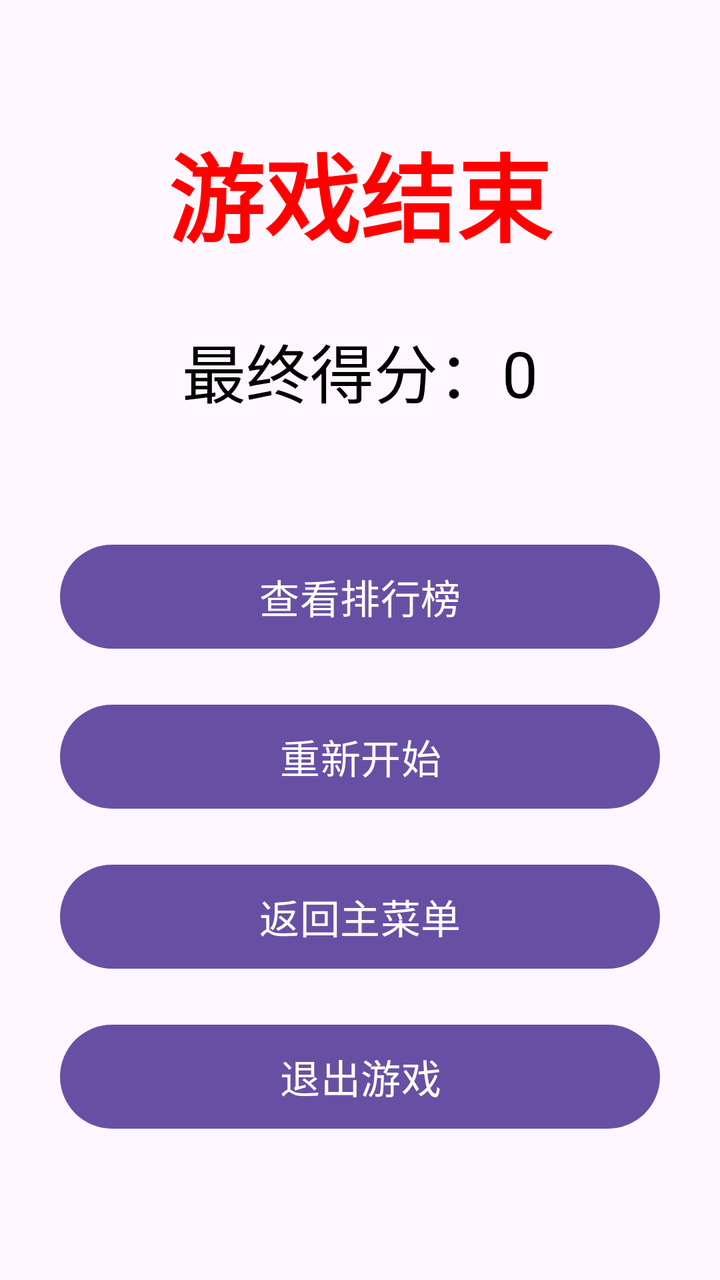
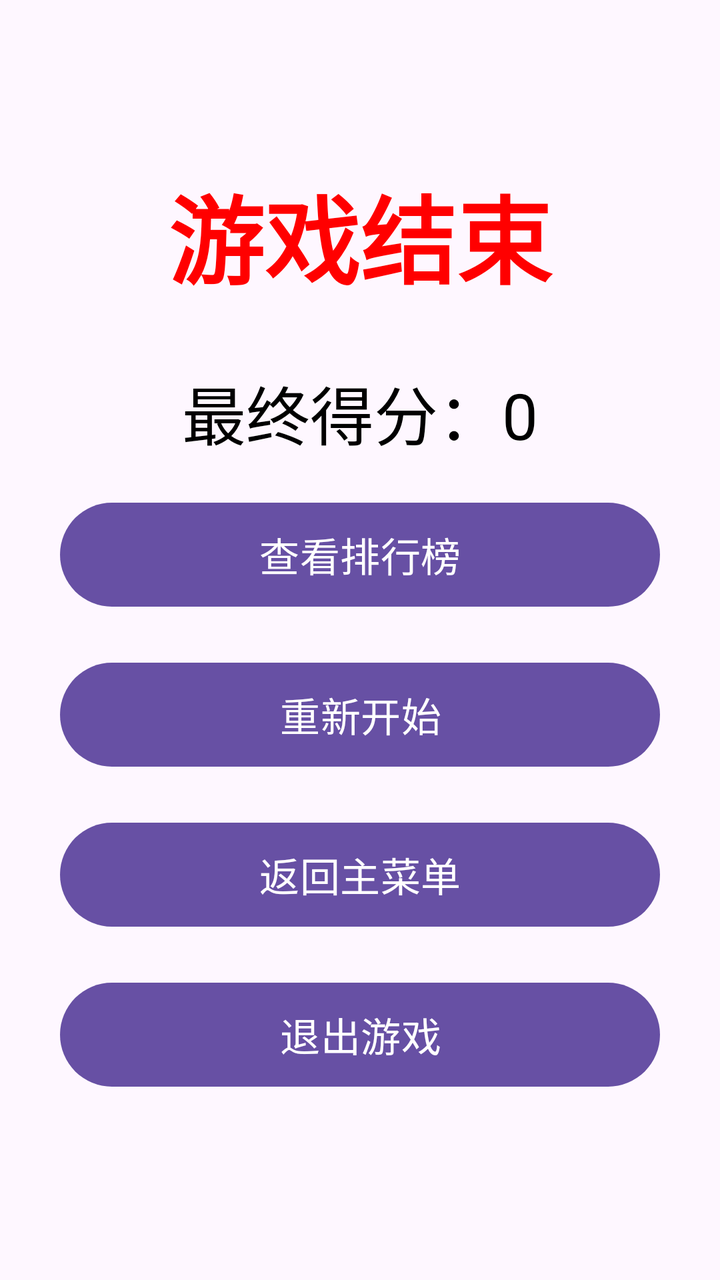

Two renders of the same Android screen: before a commit and after it. Below are the layout's source before the change and the commit's diff.
<!-- AndroidManifest.xml: application theme Theme.AircraftWar -->
<!-- res/layout/activity_end.xml -->
<?xml version="1.0" encoding="utf-8"?>
<LinearLayout xmlns:android="http://schemas.android.com/apk/res/android"
    android:layout_width="match_parent"
    android:layout_height="match_parent"
    android:orientation="vertical"
    android:gravity="center"
    android:padding="20dp">

    

    

    <TextView
        android:id="@+id/tv_game_over"
        android:layout_width="match_parent"
        android:layout_height="wrap_content"
        android:layout_marginBottom="30dp"
        android:gravity="center"
        android:text="游戏结束"
        android:textColor="#FF0000"
        android:textSize="48sp"
        android:textStyle="bold" />

    <TextView
        android:id="@+id/tv_score"
        android:layout_width="match_parent"
        android:layout_height="wrap_content"
        android:text="最终得分：0"
        android:textSize="32sp"
        android:textColor="#000000"
        android:gravity="center"
        android:layout_marginBottom="50dp" />

    
    <Button
        android:id="@+id/btn_ranking"
        android:layout_width="match_parent"
        android:layout_height="60dp"
        android:text="查看排行榜"
        android:textSize="20sp"
        android:layout_margin="10dp" />

    
    <Button
        android:id="@+id/btn_restart"
        android:layout_width="match_parent"
        android:layout_height="60dp"
        android:text="重新开始"
        android:textSize="20sp"
        android:layout_margin="10dp" />

    
    <Button
        android:id="@+id/btn_main_menu"
        android:layout_width="match_parent"
        android:layout_height="60dp"
        android:text="返回主菜单"
        android:textSize="20sp"
        android:layout_margin="10dp" />

    
    <Button
        android:id="@+id/btn_exit"
        android:layout_width="match_parent"
        android:layout_height="60dp"
        android:text="退出游戏"
        android:textSize="20sp"
        android:layout_margin="10dp" />

</LinearLayout>
<!-- resources referenced by this layout -->
<resources>
  <style name="Theme.AircraftWar" parent="Base.Theme.AircraftWar" />
  <style name="Base.Theme.AircraftWar" parent="Theme.Material3.DayNight.NoActionBar">
          
          
      </style>
</resources>

<!-- the commit's change to res/layout/activity_end.xml (unified diff, before → after) -->
@@ -29,7 +29,18 @@
         android:textSize="32sp"
         android:textColor="#000000"
         android:gravity="center"
-        android:layout_marginBottom="50dp" />
+        android:layout_marginBottom="8dp" />
+
+    <TextView
+        android:id="@+id/tv_opponent_score"
+        android:layout_width="match_parent"
+        android:layout_height="wrap_content"
+        android:text="对手得分：0"
+        android:textSize="32sp"
+        android:textColor="#555555"
+        android:gravity="center"
+        android:layout_marginBottom="50dp"
+        android:visibility="gone" />
 
     
     <Button
